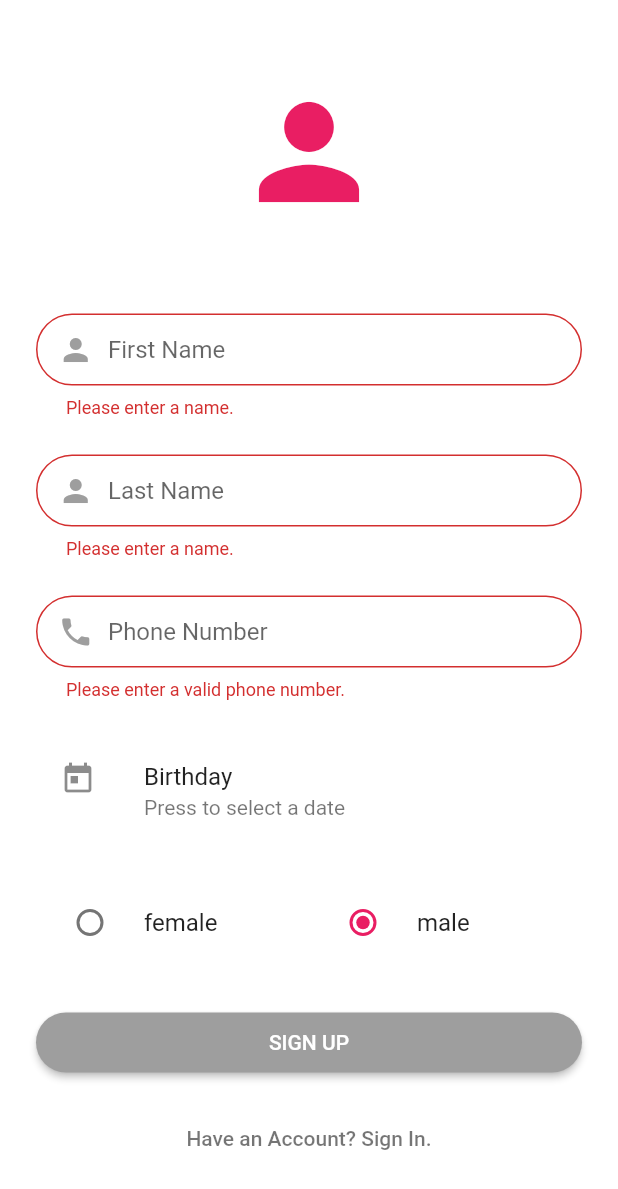
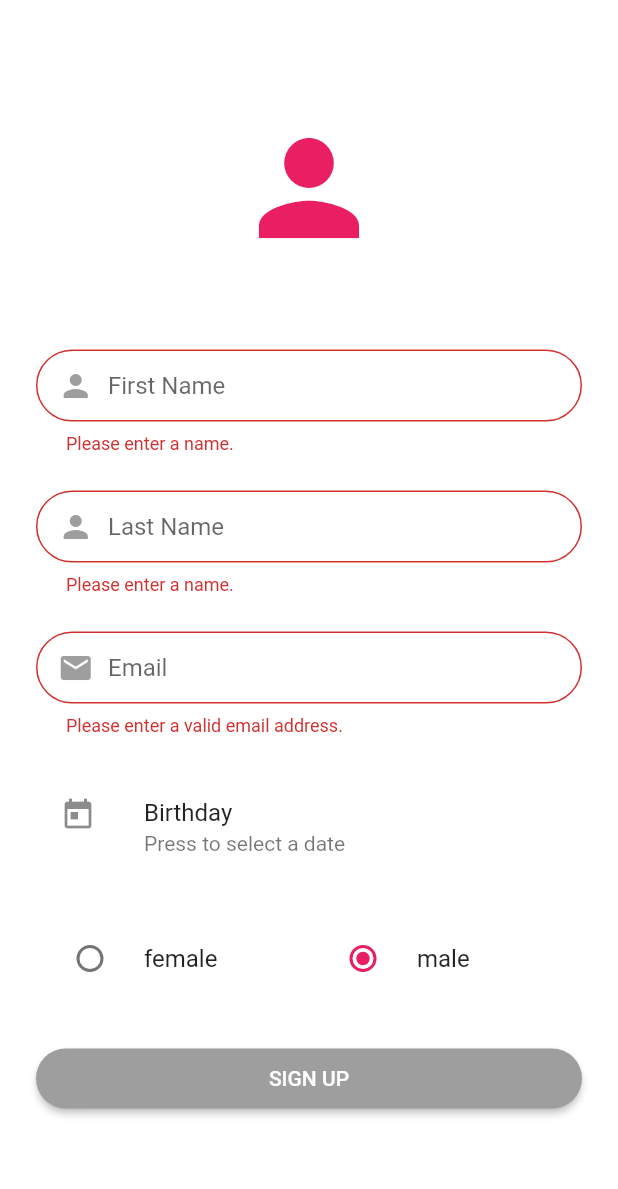
Before and after one commit to nllahat/forward, a Flutter app: the SignUpPage screen opened by its route, after a tap on "SIGN UP", on a phone screen of 412 x 824 dp. Shown: the top 1189 px of the screen. Run offline on Flutter 3.47's test engine with Material 2 defaults, Android fonts, the phone set to English and light mode, and no system bars; our stand-ins replace cloud_firestore, firebase_auth, flutter_datetime_picker, google_sign_in; accounts and stored records are empty; network calls fail.

Commit message:
phone logister working

```diff
--- a/lib/main.dart
+++ b/lib/main.dart
@@ -1,4 +1,5 @@
 import 'package:flutter/material.dart';
+import 'package:forward/pages/login_page.dart';
 import 'package:forward/pages/sign_up_page.dart';
 import 'package:forward/repositories/auth_repository.dart';
 import 'package:forward/app.dart';
@@ -12,12 +13,13 @@ class MyApp extends StatelessWidget {
     switch (userRepo.status) {
       case Status.Uninitialized:
       case Status.Unauthenticated:
+        return LoginPage();
       case Status.NoUser:
         return SignUpPage();
       case Status.Authenticated:
         return App();
       default:
-        return SignUpPage();
+        return LoginPage();
     }
   }
 
--- a/lib/pages/sign_up_page.dart
+++ b/lib/pages/sign_up_page.dart
@@ -20,7 +20,6 @@ class _SignUpPageState extends State<SignUpPage> {
   final TextEditingController _firstName = new TextEditingController();
   final TextEditingController _lastName = new TextEditingController();
   final TextEditingController _email = new TextEditingController();
-  final TextEditingController _phone = new TextEditingController();
 
   bool _autoValidate = false;
   bool _loadingVisible = false;
@@ -107,25 +106,6 @@ class _SignUpPageState extends State<SignUpPage> {
       ),
     );
 
-    final phoneNumber = TextFormField(
-      keyboardType: TextInputType.phone,
-      autofocus: false,
-      controller: _phone,
-      validator: Validator.validatePhoneNumber,
-      decoration: InputDecoration(
-        prefixIcon: Padding(
-          padding: EdgeInsets.only(left: 5.0),
-          child: Icon(
-            Icons.phone,
-            color: Colors.grey,
-          ), // icon is 48px widget.
-        ), // icon is 48px widget.
-        hintText: 'Phone Number',
-        contentPadding: EdgeInsets.fromLTRB(20.0, 10.0, 20.0, 10.0),
-        border: OutlineInputBorder(borderRadius: BorderRadius.circular(32.0)),
-      ),
-    );
-
     final birthDate =
         AppFromDatePicker(onDateChange: (DateTime selectedBirthDate) {
       _signUpBirthDate = selectedBirthDate;
@@ -148,7 +128,7 @@ class _SignUpPageState extends State<SignUpPage> {
               firstName: _firstName.text,
               lastName: _lastName.text,
               // email: _email.text,
-              phoneNumber: _phone.text,
+              email: _email.text,
               birthDate: _signUpBirthDate,
               gender: _genderGroup[_selectedGenderIndex].value,
               context: context);
@@ -157,16 +137,6 @@ class _SignUpPageState extends State<SignUpPage> {
         color: Theme.of(context).primaryColor,
         child: Text('SIGN UP', style: TextStyle(color: Colors.white)),
       ),
-    );
-
-    final signInLabel = FlatButton(
-      child: Text(
-        'Have an Account? Sign In.',
-        style: TextStyle(color: Colors.black54),
-      ),
-      onPressed: () {
-        Navigator.pushNamed(context, '/login');
-      },
     );
 
     return Scaffold(
@@ -189,14 +159,13 @@ class _SignUpPageState extends State<SignUpPage> {
                       SizedBox(height: 24.0),
                       lastName,
                       SizedBox(height: 24.0),
-                      phoneNumber,
+                      email,
                       SizedBox(height: 24.0),
                       birthDate,
                       SizedBox(height: 24.0),
                       gender,
                       SizedBox(height: 12.0),
                       signUpButton,
-                      signInLabel
                     ],
                   ),
                 ),
@@ -207,16 +176,10 @@ class _SignUpPageState extends State<SignUpPage> {
     );
   }
 
-  Future<void> _changeLoadingVisible() async {
-    setState(() {
-      _loadingVisible = !_loadingVisible;
-    });
-  }
-
   void _signUp(
       {String firstName,
       String lastName,
-      String phoneNumber,
+      String email,
       DateTime birthDate,
       Gender gender,
       BuildContext context}) async {
@@ -224,33 +187,20 @@ class _SignUpPageState extends State<SignUpPage> {
 
     if (_formKey.currentState.validate()) {
       try {
-        SystemChannels.textInput.invokeMethod('TextInput.hide');
-        await _changeLoadingVisible();
-
-        bool result = false;
-
-        if (await authRepository.getCurrentUser() == null) {
-          result = await authRepository.signInWithGoogle();
-        } else {
-          result = true;
-        }
-
-        if (result == true) {
-          print("signed in successfully");
         User newUser = new User(
           id: authRepository.appUser.firebaseUser.uid,
           firstName: firstName,
           lastName: lastName,
-            email: authRepository.appUser.firebaseUser.email,
+          email: email,
           birthDate: birthDate,
           gender: gender,
-            phoneNumber: phoneNumber,
+          phoneNumber: authRepository.appUser.firebaseUser.phoneNumber,
         );
-          UserRepository.addUser(newUser);
-        }
+        await UserRepository.addUser(newUser);
+        authRepository.checkAuthStatus();
       } catch (e) {
-        _changeLoadingVisible();
         print("Sign Up Error: $e");
+        throw e;
       }
     } else {
       setState(() => _autoValidate = true);
--- a/lib/router.dart
+++ b/lib/router.dart
@@ -1,6 +1,7 @@
 import 'package:flutter/material.dart';
 import 'package:forward/pages/login_page.dart';
 import 'package:forward/pages/sign_up_page.dart';
+import 'package:forward/pages/sms_code_page.dart';
 import 'package:provider/provider.dart';
 
 class Router {
@@ -8,6 +9,15 @@ class Router {
     switch (settings.name) {
       case '/login':
         return MaterialPageRoute(builder: (_) => LoginPage());
+      case '/smsCode':
+        SMSCodePageArguments args = settings.arguments;
+
+        return MaterialPageRoute(
+          builder: (_) => Provider<SMSCodePageArguments>.value(
+                value: args,
+                child: SMSCodePage(),
+              ),
+        );
       case '/signup':
         return MaterialPageRoute(builder: (_) => SignUpPage());
       default:
```
Also changed, not shown: lib/pages/login_page.dart (+116 -58 lines), lib/pages/sms_code_page.dart (added, +107 -0 lines), lib/repositories/auth_repository.dart (+15 -4 lines), lib/repositories/user_repository.dart (+13 -11 lines), 1 other file. Lines whose indentation alone changed are shown as unchanged.
